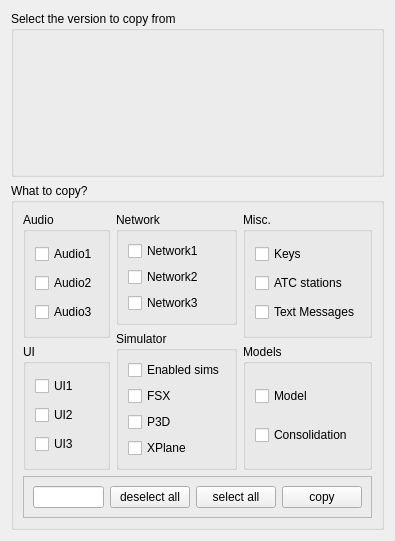
Qt form src/blackgui/components/copysettingsandcachescomponent.ui (swift-project/pilotclient) before a commit.
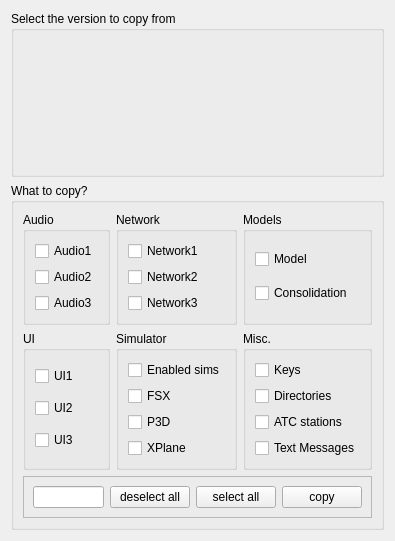
The same form after that commit. Custom widgets are drawn as their Qt base class.

Commit message: Ref T306, copy directory settings in wizard

Patch:
```diff
--- a/src/blackgui/components/copysettingsandcachescomponent.ui
+++ b/src/blackgui/components/copysettingsandcachescomponent.ui
@@ -13,7 +13,7 @@
   <property name="windowTitle">
    <string>Frame</string>
   </property>
-  <layout class="QVBoxLayout" name="vl_CopySettingsAndCache" stretch="0,1">
+  <layout class="QVBoxLayout" name="vl_CopySettingsAndCache" stretch="0,0">
    <item>
     <widget class="QGroupBox" name="gb_OtherSwiftVersions">
      <property name="title">
@@ -39,6 +39,59 @@
       <string>What to copy?</string>
      </property>
      <layout class="QGridLayout" name="gl_WhatToCopy">
+      <item row="0" column="2">
+       <widget class="QGroupBox" name="gb_Model">
+        <property name="title">
+         <string>Models</string>
+        </property>
+        <layout class="QVBoxLayout" name="vl_Models">
+         <item>
+          <widget class="QCheckBox" name="cb_SettingsModel">
+           <property name="text">
+            <string>Model</string>
+           </property>
+          </widget>
+         </item>
+         <item>
+          <widget class="QCheckBox" name="cb_SettingsConsolidation">
+           <property name="text">
+            <string>Consolidation</string>
+           </property>
+          </widget>
+         </item>
+        </layout>
+       </widget>
+      </item>
+      <item row="0" column="0">
+       <widget class="QGroupBox" name="gb_Audio">
+        <property name="title">
+         <string>Audio</string>
+        </property>
+        <layout class="QVBoxLayout" name="vl_Audio">
+         <item>
+          <widget class="QCheckBox" name="cb_SettingsAudio">
+           <property name="text">
+            <string>Audio1</string>
+           </property>
+          </widget>
+         </item>
+         <item>
+          <widget class="QCheckBox" name="cb_SettingsAudioInputDevice">
+           <property name="text">
+            <string>Audio2</string>
+           </property>
+          </widget>
+         </item>
+         <item>
+          <widget class="QCheckBox" name="cb_SettingsAudioOutputDevice">
+           <property name="text">
+            <string>Audio3</string>
+           </property>
+          </widget>
+         </item>
+        </layout>
+       </widget>
+      </item>
       <item row="2" column="0" colspan="3">
        <widget class="QFrame" name="fr_Buttons">
         <property name="frameShape">
@@ -79,9 +132,9 @@
         </layout>
        </widget>
       </item>
-      <item row="0" column="0">
-       <widget class="QFrame" name="fr_Left">
-        <layout class="QVBoxLayout" name="vl_left">
+      <item row="1" column="1">
+       <widget class="QFrame" name="fr_Middle">
+        <layout class="QVBoxLayout" name="vl_Middle">
          <property name="leftMargin">
           <number>0</number>
          </property>
@@ -95,69 +148,46 @@
           <number>0</number>
          </property>
          <item>
-          <widget class="QGroupBox" name="gb_Audio">
+          <widget class="QGroupBox" name="gb_Simulator">
            <property name="title">
-            <string>Audio</string>
+            <string>Simulator</string>
            </property>
-           <layout class="QVBoxLayout" name="vl_Audio">
+           <layout class="QVBoxLayout" name="vl_Simulator">
             <item>
-             <widget class="QCheckBox" name="cb_SettingsAudio">
+             <widget class="QCheckBox" name="cb_SettingsEnabledSimulators">
               <property name="text">
-               <string>Audio1</string>
+               <string>Enabled sims</string>
               </property>
              </widget>
             </item>
             <item>
-             <widget class="QCheckBox" name="cb_SettingsAudioInputDevice">
+             <widget class="QCheckBox" name="cb_SettingsSimulatorFSX">
               <property name="text">
-               <string>Audio2</string>
+               <string>FSX</string>
               </property>
              </widget>
             </item>
             <item>
-             <widget class="QCheckBox" name="cb_SettingsAudioOutputDevice">
+             <widget class="QCheckBox" name="cb_SettingsSimulatorP3D">
               <property name="text">
-               <string>Audio3</string>
+               <string>P3D</string>
               </property>
              </widget>
             </item>
-           </layout>
-          </widget>
-         </item>
          <item>
-          <widget class="QGroupBox" name="gb_Ui">
-           <property name="title">
-            <string>UI</string>
-           </property>
-           <layout class="QVBoxLayout" name="verticalLayout_4">
-            <item>
-             <widget class="QCheckBox" name="cb_SettingsGuiGeneral">
+             <widget class="QCheckBox" name="cb_SettingsSimulatorXPlane">
               <property name="text">
-               <string>UI1</string>
+               <string>XPlane</string>
               </property>
              </widget>
             </item>
-            <item>
-             <widget class="QCheckBox" name="cb_SettingsDockWidget">
-              <property name="text">
-               <string>UI2</string>
-              </property>
-             </widget>
-            </item>
-            <item>
-             <widget class="QCheckBox" name="cb_SettingsViewUpdate">
-              <property name="text">
-               <string>UI3</string>
-              </property>
-             </widget>
-            </item>
            </layout>
           </widget>
          </item>
         </layout>
        </widget>
       </item>
-      <item row="0" column="2">
+      <item row="1" column="2">
        <widget class="QFrame" name="fr_Right">
         <layout class="QVBoxLayout" name="vl_Right">
          <property name="leftMargin">
@@ -185,6 +215,13 @@
               </property>
              </widget>
             </item>
+            <item>
+             <widget class="QCheckBox" name="cb_SettingsDirectories">
+              <property name="text">
+               <string>Directories</string>
+              </property>
+             </widget>
+            </item>
             <item>
              <widget class="QCheckBox" name="cb_SettingsAtcStations">
               <property name="text">
@@ -202,48 +239,10 @@
            </layout>
           </widget>
          </item>
-         <item>
-          <widget class="QGroupBox" name="gb_Model">
-           <property name="title">
-            <string>Models</string>
-           </property>
-           <layout class="QVBoxLayout" name="vl_Models">
-            <item>
-             <widget class="QCheckBox" name="cb_SettingsModel">
-              <property name="text">
-               <string>Model</string>
-              </property>
-             </widget>
-            </item>
-            <item>
-             <widget class="QCheckBox" name="cb_SettingsConsolidation">
-              <property name="text">
-               <string>Consolidation</string>
-              </property>
-             </widget>
-            </item>
-           </layout>
-          </widget>
-         </item>
         </layout>
        </widget>
       </item>
       <item row="0" column="1">
-       <widget class="QFrame" name="fr_Middle">
-        <layout class="QVBoxLayout" name="vl_Middle">
-         <property name="leftMargin">
-          <number>0</number>
-         </property>
-         <property name="topMargin">
-          <number>0</number>
-         </property>
-         <property name="rightMargin">
-          <number>0</number>
-         </property>
-         <property name="bottomMargin">
-          <number>0</number>
-         </property>
-         <item>
           <widget class="QGroupBox" name="gb_Network">
            <property name="title">
             <string>Network</string>
@@ -273,37 +272,45 @@
            </layout>
           </widget>
          </item>
+      <item row="1" column="0">
+       <widget class="QFrame" name="fr_Left">
+        <layout class="QVBoxLayout" name="vl_left">
+         <property name="leftMargin">
+          <number>0</number>
+         </property>
+         <property name="topMargin">
+          <number>0</number>
+         </property>
+         <property name="rightMargin">
+          <number>0</number>
+         </property>
+         <property name="bottomMargin">
+          <number>0</number>
+         </property>
          <item>
-          <widget class="QGroupBox" name="gb_Simulator">
+          <widget class="QGroupBox" name="gb_Ui">
            <property name="title">
-            <string>Simulator</string>
+            <string>UI</string>
            </property>
-           <layout class="QVBoxLayout" name="vl_Simulator">
+           <layout class="QVBoxLayout" name="verticalLayout_4">
             <item>
-             <widget class="QCheckBox" name="cb_SettingsEnabledSimulators">
+             <widget class="QCheckBox" name="cb_SettingsGuiGeneral">
               <property name="text">
-               <string>Enabled sims</string>
+               <string>UI1</string>
               </property>
              </widget>
             </item>
             <item>
-             <widget class="QCheckBox" name="cb_SettingsSimulatorFSX">
+             <widget class="QCheckBox" name="cb_SettingsDockWidget">
               <property name="text">
-               <string>FSX</string>
+               <string>UI2</string>
               </property>
              </widget>
             </item>
             <item>
-             <widget class="QCheckBox" name="cb_SettingsSimulatorP3D">
+             <widget class="QCheckBox" name="cb_SettingsViewUpdate">
               <property name="text">
-               <string>P3D</string>
-              </property>
-             </widget>
-            </item>
-            <item>
-             <widget class="QCheckBox" name="cb_SettingsSimulatorXPlane">
-              <property name="text">
-               <string>XPlane</string>
+               <string>UI3</string>
               </property>
              </widget>
             </item>
```
Left out of the diff: 9 changed lines with no effect on the pictures. Lines whose indentation alone changed are shown as unchanged. The commit also changes 2 other files.
